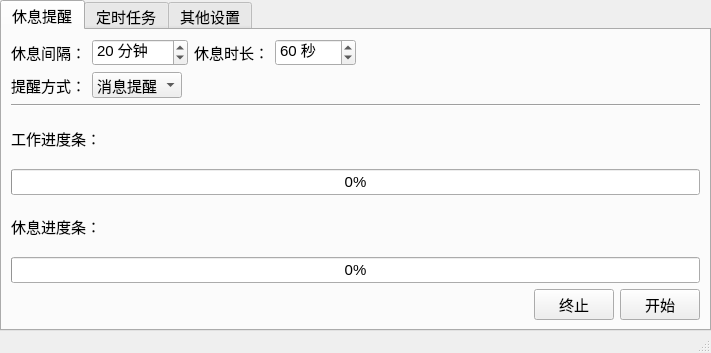
The window that main.ui (songquanpeng/personal-assistant) describes before a commit, drawn with Qt 5.
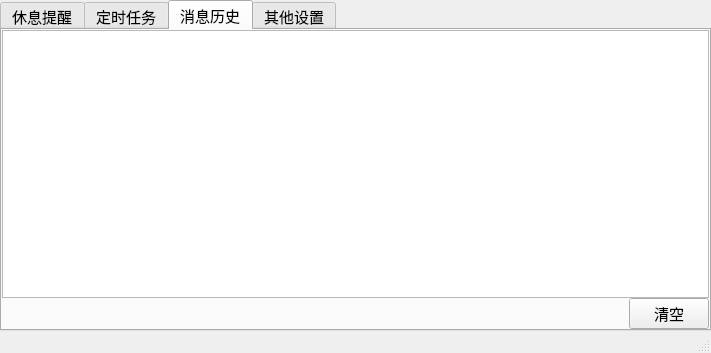
The same window after the commit. The open tabs and pages were chosen to show the change.

Commit message:
Add a new tab to display push history messages and save history messa… (#2)
* Add a new tab to display push history messages and save history messages to txt files.

* Hide message tab when not message pusher client mode is not enabled

* Adjust code style

---------

```diff
--- a/main.ui
+++ b/main.ui
@@ -313,6 +313,68 @@
         </item>
        </layout>
       </widget>
+      <widget class="QWidget" name="msgHistoryTab">
+       <attribute name="title">
+        <string>消息历史</string>
+       </attribute>
+       <layout class="QGridLayout" name="gridLayout_history">
+        <property name="leftMargin">
+         <number>0</number>
+        </property>
+        <property name="topMargin">
+         <number>0</number>
+        </property>
+        <property name="rightMargin">
+         <number>0</number>
+        </property>
+        <property name="bottomMargin">
+         <number>0</number>
+        </property>
+        <property name="spacing">
+         <number>0</number>
+        </property>
+        <item row="0" column="0">
+         <widget class="QTextEdit" name="messageHistoryEdit">
+          <property name="font">
+           <font>
+            <family>Microsoft YaHei UI</family>
+            <pointsize>11</pointsize>
+            <weight>50</weight>
+            <italic>false</italic>
+            <bold>false</bold>
+           </font>
+          </property>
+          <property name="readOnly">
+           <bool>true</bool>
+          </property>
+         </widget>
+        </item>
+        <item row="1" column="0">
+         <layout class="QHBoxLayout" name="horizontalLayout_history">
+          <item>
+           <spacer name="horizontalSpacer_4">
+            <property name="orientation">
+             <enum>Qt::Horizontal</enum>
+            </property>
+            <property name="sizeHint" stdset="0">
+             <size>
+              <width>498</width>
+              <height>20</height>
+             </size>
+            </property>
+           </spacer>
+          </item>
+          <item>
+           <widget class="QPushButton" name="msgClearBtn">
+            <property name="text">
+             <string>清空</string>
+            </property>
+           </widget>
+          </item>
+         </layout>
+        </item>
+       </layout>
+      </widget>
       <widget class="QWidget" name="otherTab">
        <attribute name="title">
         <string>其他设置</string>
```
The commit also changes 5 other files.
